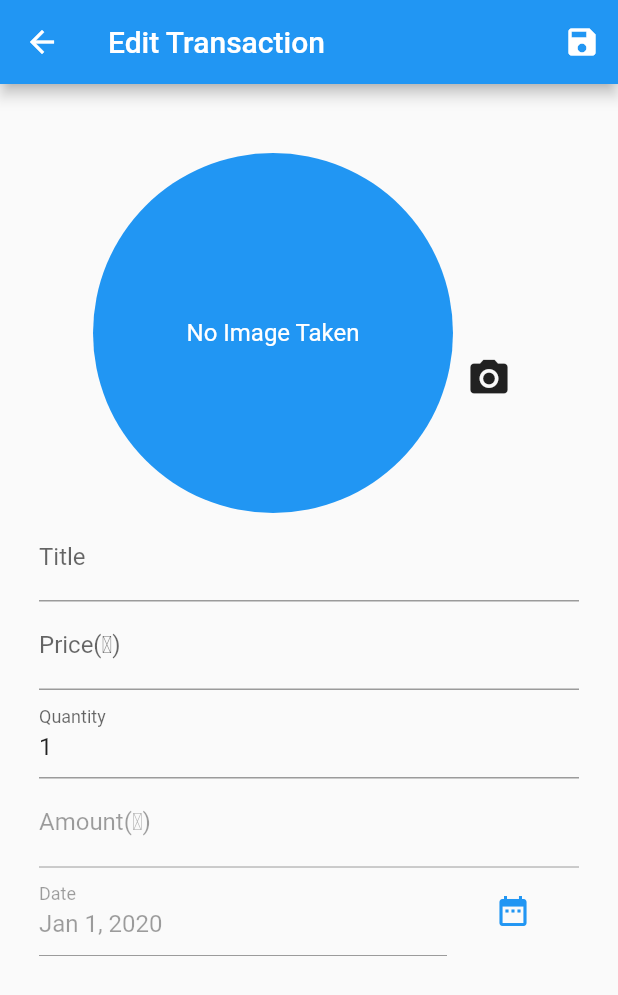
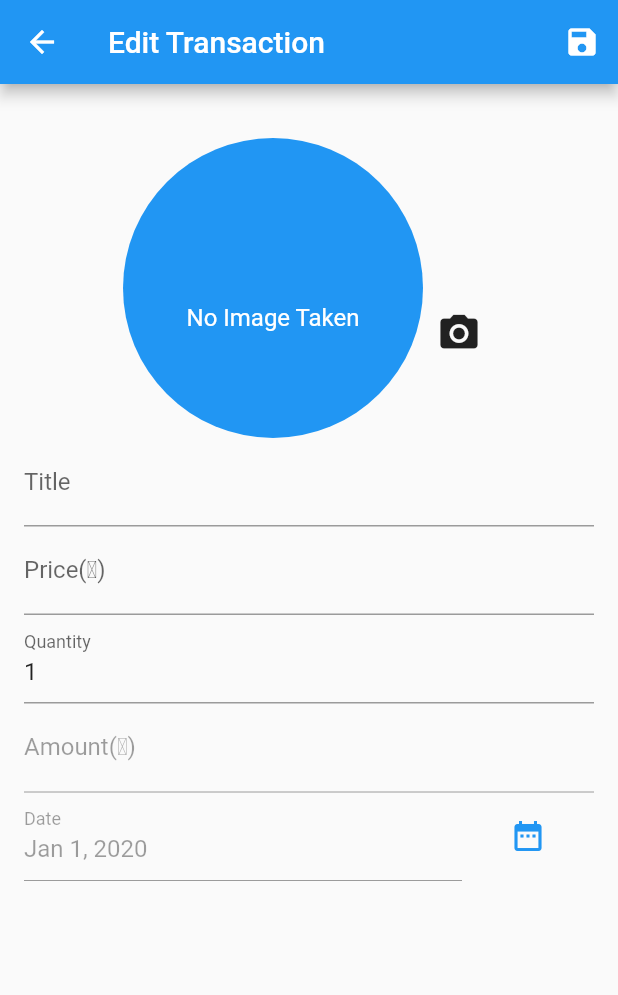
Before and after one commit to rochano/flutter_my_expenses, a Flutter app: the EditTransactionScreen screen opened by its route, on a phone screen of 412 x 824 dp. Shown: the top 995 px of the screen. Run offline on Flutter 3.47's test engine with Material 2 defaults, Android fonts, the phone set to English and light mode, and no system bars; our stand-ins replace firebase_storage, image_picker; accounts and stored records are empty; network calls fail.

Commit message:
add image

```diff
--- a/lib/screens/edit_transaction_screen.dart
+++ b/lib/screens/edit_transaction_screen.dart
@@ -188,7 +188,7 @@ class _EditTransactionScreenState extends State<EditTransactionScreen> {
       body: _isLoading
           ? Center(child: CircularProgressIndicator())
           : Padding(
-              padding: const EdgeInsets.all(26.0),
+              padding: const EdgeInsets.all(16.0),
               child: Form(
                 key: _form,
                 child: ListView(
@@ -206,13 +206,13 @@ class _EditTransactionScreenState extends State<EditTransactionScreen> {
                               Align(
                                 alignment: Alignment.center,
                                 child: CircleAvatar(
-                                  radius: 120,
+                                  radius: 100,
                                   backgroundColor:
                                       Theme.of(context).primaryColor,
                                   child: ClipOval(
                                     child: SizedBox(
-                                      width: 230.0,
-                                      height: 230.0,
+                                      width: 190.0,
+                                      height: 190.0,
                                       child: _image != null
                                           ? Image.file(
                                               _image,
```
Also changed, not shown: 3 other files.
